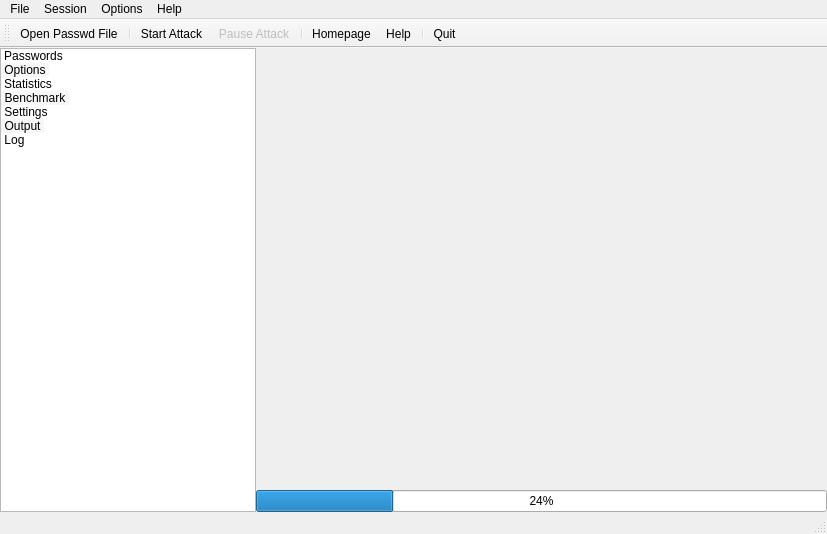
openwall/johnny, file mainwindow.ui: the form before one commit.
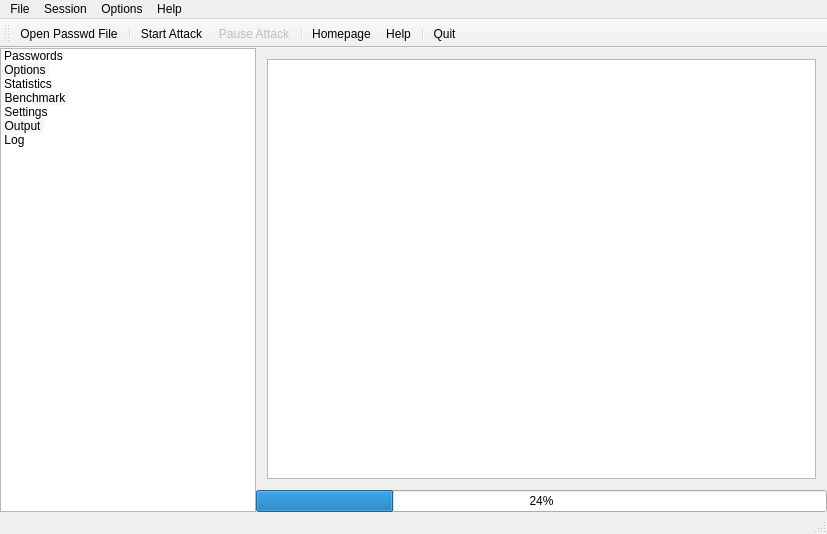
The form after the commit. The open tabs and pages were chosen to show the change. Icons and pictures are not drawn.

Commit message: plaintextedit is added onto log page

What changed in the file:
```diff
--- a/mainwindow.ui
+++ b/mainwindow.ui
@@ -752,7 +752,17 @@
            </item>
           </layout>
          </widget>
-         <widget class="QWidget" name="logPage"/>
+         <widget class="QWidget" name="logPage">
+          <layout class="QVBoxLayout" name="verticalLayout_13">
+           <item>
+            <widget class="QPlainTextEdit" name="plainTextEdit_JohnLog">
+             <property name="readOnly">
+              <bool>true</bool>
+             </property>
+            </widget>
+           </item>
+          </layout>
+         </widget>
         </widget>
        </item>
        <item>
```
